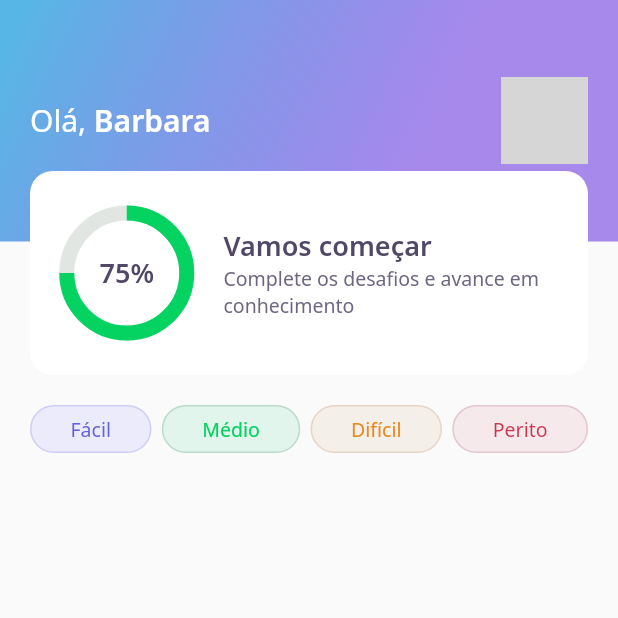
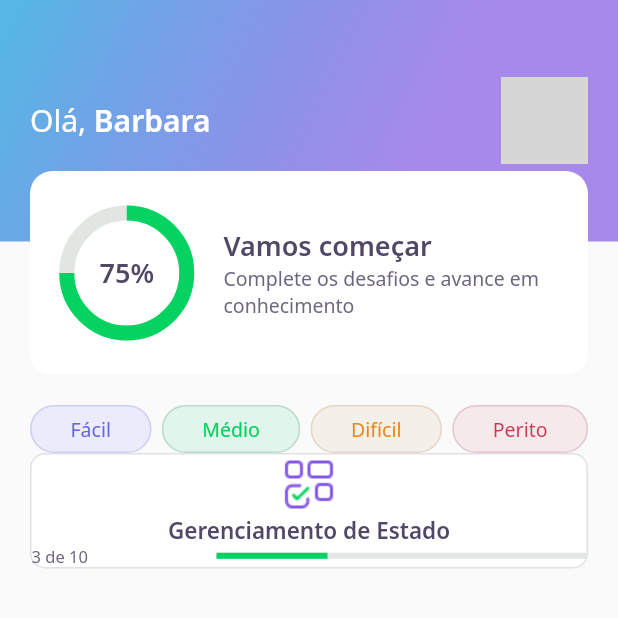
Before and after one commit to barbaracs/Flutter-Quiz, a Flutter app: the screen it shows after launch, on a phone screen of 412 x 824 dp, the top half of it. Run offline on Flutter 3.47's test engine with Material 2 defaults, Android fonts, the phone set to English and light mode, and no system bars; our stand-ins replace google_fonts; network calls fail; grey boxes are pictures that could not be loaded.

Commit message:
begin quiz card widget

```diff
--- a/lib/home/home_page.dart
+++ b/lib/home/home_page.dart
@@ -1,5 +1,6 @@
 import 'package:dev_quiz/home/widgets/appbar/app_bar_widget.dart';
 import 'package:dev_quiz/home/widgets/level_button/level_button_widget.dart';
+import 'package:dev_quiz/home/widgets/quiz_card/quiz_card_widget.dart';
 import 'package:flutter/material.dart';
 
 class HomePage extends StatefulWidget {
@@ -16,13 +17,18 @@
         appBar: AppBarWidget(),
         body: Padding(
           padding: const EdgeInsets.symmetric(horizontal: 20, vertical: 20),
-          child: Row(
-            mainAxisAlignment: MainAxisAlignment.spaceBetween,
+          child: Column(
             children: [
-              LevelButtonWidget(label: "Fácil"),
-              LevelButtonWidget(label: "Médio"),
-              LevelButtonWidget(label: "Difícil"),
-              LevelButtonWidget(label: "Perito"),
+              Row(
+                mainAxisAlignment: MainAxisAlignment.spaceBetween,
+                children: [
+                  LevelButtonWidget(label: "Fácil"),
+                  LevelButtonWidget(label: "Médio"),
+                  LevelButtonWidget(label: "Difícil"),
+                  LevelButtonWidget(label: "Perito"),
+                ],
+              ),
+              QuizCardWidget()
             ],
           ),
         ));
--- /dev/null
+++ b/lib/home/widgets/quiz_card/quiz_card_widget.dart
@@ -0,0 +1,39 @@
+import 'package:dev_quiz/core/core.dart';
+import 'package:flutter/material.dart';
+
+class QuizCardWidget extends StatelessWidget {
+  QuizCardWidget({Key? key}) : super(key: key);
+
+  @override
+  Widget build(BuildContext context) {
+    return Container(
+      decoration: BoxDecoration(
+          border: Border.fromBorderSide(
+            BorderSide(color: AppColors.border),
+          ),
+          color: AppColors.white,
+          borderRadius: BorderRadius.circular(10)),
+      child: Column(
+        children: [
+          Container(
+              height: 40, width: 40, child: Image.asset(AppImages.blocks)),
+          Text("Gerenciamento de Estado", style: AppTextStyles.heading15),
+          Row(
+            children: [
+              Expanded(
+                  flex: 1, child: Text("3 de 10", style: AppTextStyles.body11)),
+              Expanded(
+                flex: 2,
+                child: LinearProgressIndicator(
+                    value: 0.3,
+                    backgroundColor: AppColors.chartSecondary,
+                    valueColor:
+                        AlwaysStoppedAnimation<Color>(AppColors.chartPrimary)),
+              )
+            ],
+          )
+        ],
+      ),
+    );
+  }
+}
```
